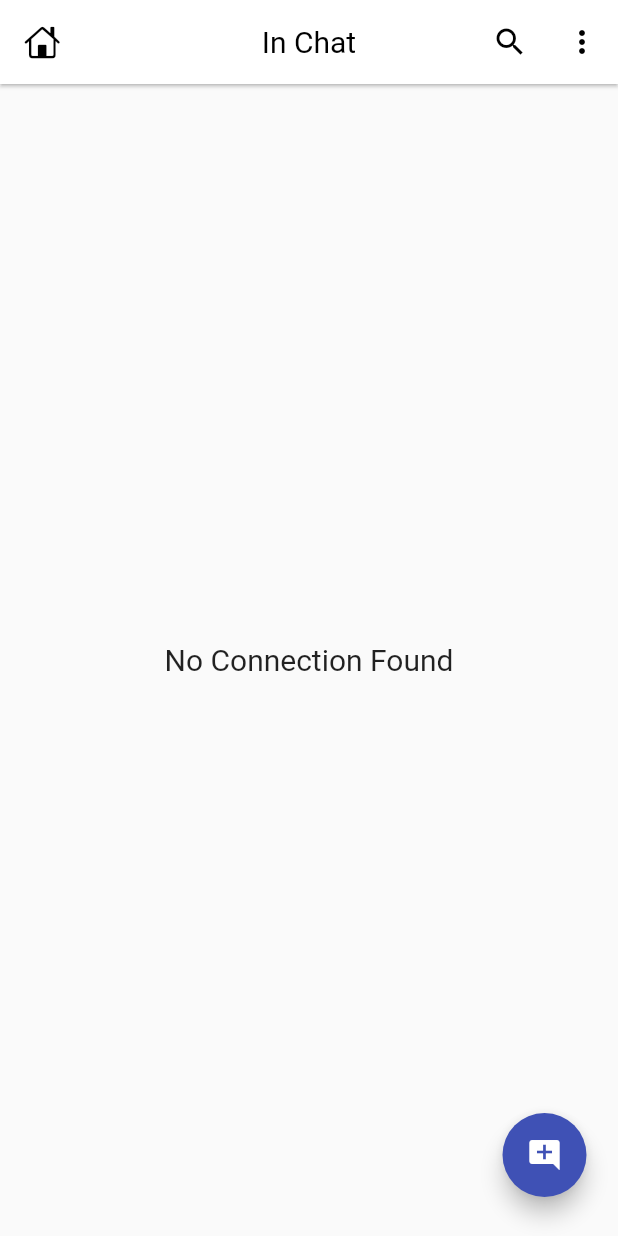
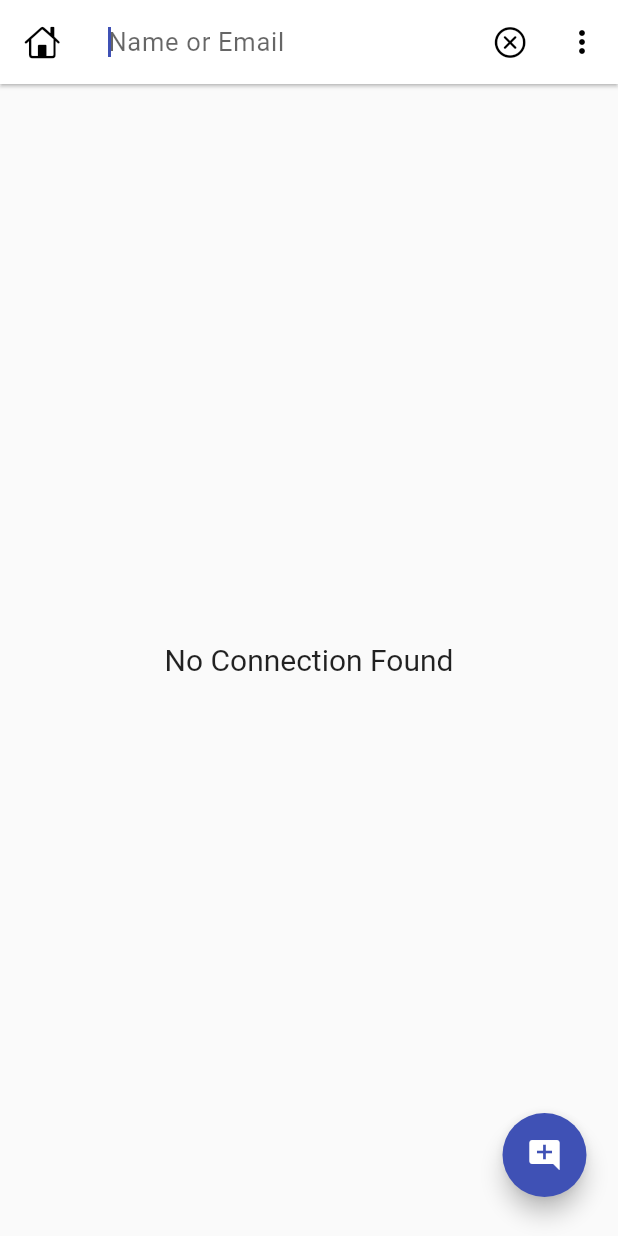
Before and after one commit to i-am-biplab/in_chat-app, a Flutter app: the HomeScreen screen opened directly, after a tap on the "search" icon, on a phone screen of 412 x 824 dp. Run offline on Flutter 3.47's test engine with Material 2 defaults, Android fonts, the phone set to English and light mode, and no system bars; our stand-ins replace cached_network_image, cloud_firestore, firebase_auth, firebase_core, google_sign_in; accounts and stored records are empty.

Commit message:
Add functionality to search button

```diff
--- a/lib/screens/home_screen.dart
+++ b/lib/screens/home_screen.dart
@@ -17,7 +17,10 @@ class HomeScreen extends StatefulWidget {
 }
 
 class _HomeScreenState extends State<HomeScreen> {
-  List<ChatUser> list = [];
+  List<ChatUser> _list = [];
+
+  final List<ChatUser> _searchList = [];
+  bool _isSearching = false;
 
   @override
   void initState() {
@@ -27,12 +30,61 @@ class _HomeScreenState extends State<HomeScreen> {
 
   @override
   Widget build(BuildContext context) {
-    return Scaffold(
+    return GestureDetector(
+      onTap: () => FocusScope.of(context).unfocus(),
+      child: WillPopScope(
+        onWillPop: () {
+          if (_isSearching) {
+            setState(() {
+              _isSearching = !_isSearching;
+            });
+          } else {
+            return Future.value(true);
+          }
+          return Future.value(false);
+        },
+        child: Scaffold(
           appBar: AppBar(
             leading: const Icon(CupertinoIcons.home),
-        title: const Text('In Chat'),
+            title: _isSearching
+                ? TextField(
+                    autofocus: true,
+                    decoration: const InputDecoration(
+                      hintText: 'Name or Email',
+                      border: InputBorder.none,
+                    ),
+                    style: const TextStyle(fontSize: 17, letterSpacing: .5),
+                    // according to search text update search list
+                    onChanged: (value) {
+                      _searchList.clear();
+
+                      for (var i in _list) {
+                        if (i.name
+                                .toLowerCase()
+                                .contains(value.toLowerCase()) ||
+                            i.email
+                                .toLowerCase()
+                                .contains(value.toLowerCase())) {
+                          _searchList.add(i);
+                          setState(() {
+                            _searchList;
+                          });
+                        }
+                      }
+                    },
+                  )
+                : const Text('In Chat'),
             actions: [
-          IconButton(onPressed: () {}, icon: const Icon(Icons.search)),
+              IconButton(
+                onPressed: () {
+                  setState(() {
+                    _isSearching = !_isSearching;
+                    _searchList.clear();
+                  });
+                },
+                icon: Icon(
+                    _isSearching ? CupertinoIcons.clear_circled : Icons.search),
+              ),
               IconButton(
                   onPressed: () {
                     Navigator.push(
@@ -63,16 +115,22 @@ class _HomeScreenState extends State<HomeScreen> {
                   case ConnectionState.active:
                   case ConnectionState.done:
                     final data = snapshot.data?.docs;
-                list = data?.map((e) => ChatUser.fromJson(e.data())).toList() ??
+                    _list = data
+                            ?.map((e) => ChatUser.fromJson(e.data()))
+                            .toList() ??
                         [];
-                if (list.isNotEmpty) {
+                    if (_list.isNotEmpty) {
                       return ListView.builder(
-                    itemCount: list.length,
+                        itemCount:
+                            _isSearching ? _searchList.length : _list.length,
                         padding: const EdgeInsets.only(top: 8),
                         physics: const BouncingScrollPhysics(),
                         itemBuilder: ((context, index) {
-                      // return Text('Name: ${list[index]}');
-                      return ChatUserCard(user: list[index]);
+                          // return Text('Name: ${_list[index]}');
+                          return ChatUserCard(
+                              user: _isSearching
+                                  ? _searchList[index]
+                                  : _list[index]);
                         }),
                       );
                     } else {
@@ -85,6 +143,8 @@ class _HomeScreenState extends State<HomeScreen> {
                     }
                 }
               }),
+        ),
+      ),
     );
   }
 }
```
Lines whose indentation alone changed are shown as unchanged.
